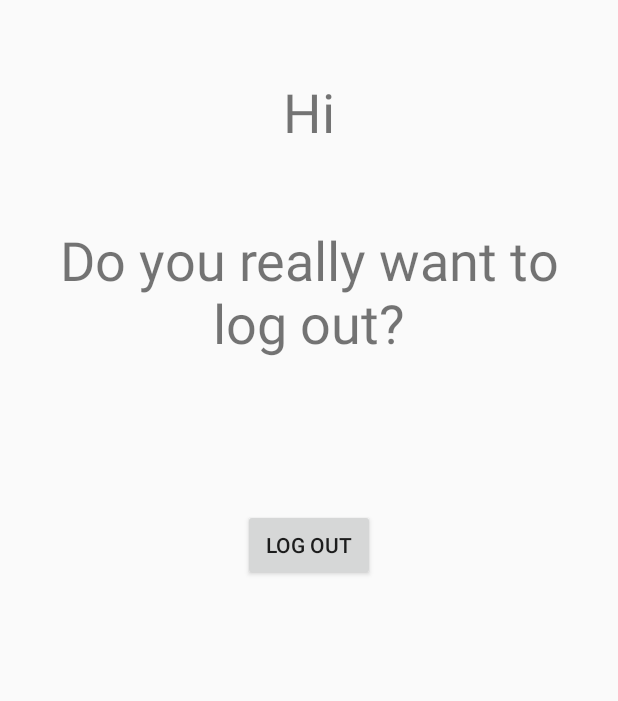
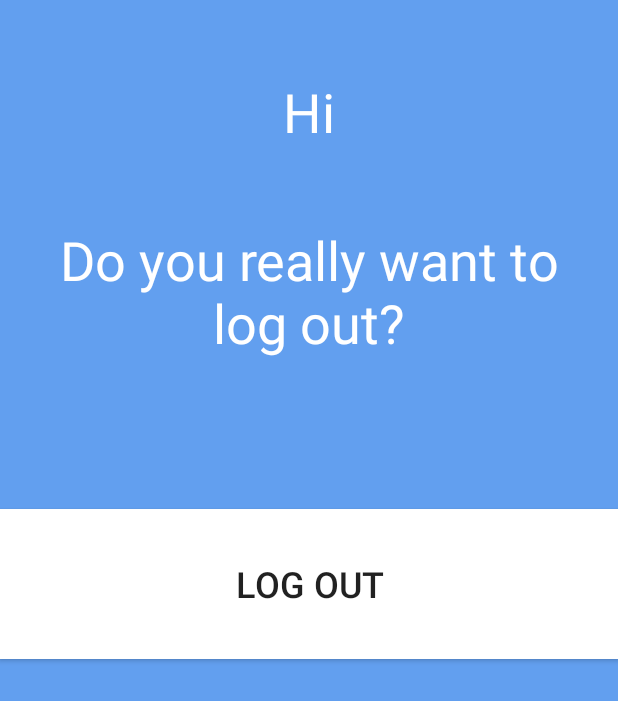
Before and after one commit to LeaFranz/MobAppDevApp, an Android app: the layout activity_logout.xml on its own in the app's theme, with its tools: preview values and no code run, on a phone screen of 412 x 824 dp. Shown: the top 701 px of the screen. Run offline under Robolectric (Android 15) with nearby library versions, the light colour scheme and no system bars; Roboto replaces fonts that are not available here.

Commit message:
fixed error

```diff
--- a/app/src/main/java/at/mobappdev/flytta/Logout.kt
+++ b/app/src/main/java/at/mobappdev/flytta/Logout.kt
@@ -20,14 +20,6 @@ class Logout : AppCompatActivity() {
 
         logOutButton.setOnClickListener {
             logOut()
-        }
-
-        notifyButton.setOnClickListener {
-            NotificationBuilder.sendNotification(
-                this,
-                "Test Notification",
-                "This is a test notification :)"
-            )
         }
     }
 
--- a/app/src/main/res/layout/activity_logout.xml
+++ b/app/src/main/res/layout/activity_logout.xml
@@ -4,11 +4,14 @@
     xmlns:tools="http://schemas.android.com/tools"
     android:layout_width="match_parent"
     android:layout_height="match_parent"
-    tools:context=".Logout">
+    tools:context=".Logout"
+    android:background="@color/backgroundColor">
 
     <TextView
         android:id="@+id/greetingTextView"
-        android:layout_width="wrap_content"
+        android:layout_width="match_parent"
+        android:textAlignment="center"
+        android:textColor="@color/white"
         android:layout_height="wrap_content"
         android:layout_marginTop="50dp"
         android:text="Hi"
@@ -22,6 +25,7 @@
         android:layout_width="wrap_content"
         android:layout_height="wrap_content"
         android:layout_marginTop="50dp"
+        android:textColor="@color/white"
         android:text="Do you really want to log out?"
         android:textAlignment="center"
         android:textSize="36sp"
@@ -33,11 +37,12 @@
 
     <Button
         android:id="@+id/logOutButton"
-        android:layout_width="wrap_content"
-        android:layout_height="wrap_content"
+        android:layout_width="match_parent"
+        android:layout_height="100sp"
         android:layout_marginTop="100dp"
-        android:layout_marginBottom="141dp"
+        android:background="@color/white"
         android:text="log out"
+        android:textSize="24sp"
         app:layout_constraintEnd_toEndOf="parent"
         app:layout_constraintStart_toStartOf="parent"
         app:layout_constraintTop_toBottomOf="@+id/logoutTextView" />
```
